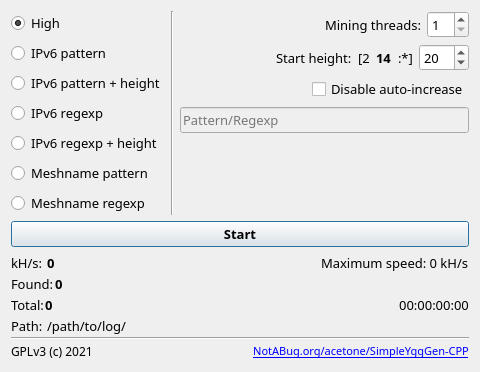
Before: the Qt Designer form src-qt/widget.ui in perguth/acetone-SimpleYggGen-CPP, drawn with Qt 5.
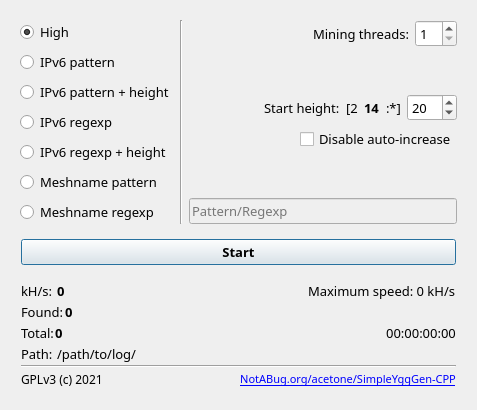
After: the same form once the commit is applied. Icons and pictures are not drawn.

Commit message: Ad banner upgraded (lol)

```diff
--- a/src-qt/widget.ui
+++ b/src-qt/widget.ui
@@ -6,16 +6,30 @@
    <rect>
     <x>0</x>
     <y>0</y>
-    <width>480</width>
-    <height>360</height>
+    <width>477</width>
+    <height>378</height>
    </rect>
   </property>
   <property name="windowTitle">
    <string>Widget</string>
   </property>
-  <layout class="QVBoxLayout" name="verticalLayout">
+  <layout class="QVBoxLayout" name="verticalLayout_4">
    <item>
-    <layout class="QHBoxLayout" name="horizontalLayout_11">
+    <widget class="QStackedWidget" name="stackedWidget">
+     <property name="enabled">
+      <bool>true</bool>
+     </property>
+     <property name="sizePolicy">
+      <sizepolicy hsizetype="Preferred" vsizetype="Preferred">
+       <horstretch>0</horstretch>
+       <verstretch>0</verstretch>
+      </sizepolicy>
+     </property>
+     <property name="currentIndex">
+      <number>0</number>
+     </property>
+     <widget class="QWidget" name="page">
+      <layout class="QHBoxLayout" name="horizontalLayout_8">
      <item>
       <layout class="QVBoxLayout" name="verticalLayout_3">
        <item>
@@ -122,7 +136,7 @@
       </widget>
      </item>
      <item>
-      <layout class="QVBoxLayout" name="verticalLayout_2">
+        <layout class="QVBoxLayout" name="verticalLayout">
        <item>
         <layout class="QHBoxLayout" name="horizontalLayout_2">
          <item>
@@ -172,6 +186,19 @@
          </item>
         </layout>
        </item>
+         <item>
+          <spacer name="verticalSpacer_2">
+           <property name="orientation">
+            <enum>Qt::Vertical</enum>
+           </property>
+           <property name="sizeHint" stdset="0">
+            <size>
+             <width>20</width>
+             <height>40</height>
+            </size>
+           </property>
+          </spacer>
+         </item>
        <item>
         <layout class="QHBoxLayout" name="horizontalLayout_3">
          <item>
@@ -298,6 +325,19 @@
          </item>
         </layout>
        </item>
+         <item>
+          <spacer name="verticalSpacer">
+           <property name="orientation">
+            <enum>Qt::Vertical</enum>
+           </property>
+           <property name="sizeHint" stdset="0">
+            <size>
+             <width>20</width>
+             <height>40</height>
+            </size>
+           </property>
+          </spacer>
+         </item>
        <item>
         <layout class="QHBoxLayout" name="horizontalLayout">
          <item>
@@ -324,24 +364,12 @@
          </item>
         </layout>
        </item>
-       <item>
-        <layout class="QHBoxLayout" name="horizontalLayout_8" stretch="0,0,0">
-         <property name="spacing">
-          <number>0</number>
-         </property>
-         <item>
-          <spacer name="horizontalSpacer_8">
-           <property name="orientation">
-            <enum>Qt::Horizontal</enum>
-           </property>
-           <property name="sizeHint" stdset="0">
-            <size>
-             <width>40</width>
-             <height>20</height>
-            </size>
-           </property>
-          </spacer>
-         </item>
+        </layout>
+       </item>
+      </layout>
+     </widget>
+     <widget class="QWidget" name="page_2">
+      <layout class="QVBoxLayout" name="verticalLayout_2">
          <item>
           <widget class="QLabel" name="label">
            <property name="toolTip">
@@ -353,33 +381,41 @@
            <property name="statusTip">
             <string/>
            </property>
+         <property name="autoFillBackground">
+          <bool>false</bool>
+         </property>
+         <property name="styleSheet">
+          <string notr="true">background-color: &quot;gray&quot;</string>
+         </property>
+         <property name="frameShape">
+          <enum>QFrame::NoFrame</enum>
+         </property>
            <property name="text">
             <string/>
            </property>
            <property name="pixmap">
             <pixmap resource="resources.qrc">:/banner.png</pixmap>
            </property>
+         <property name="scaledContents">
+          <bool>false</bool>
+         </property>
+         <property name="alignment">
+          <set>Qt::AlignCenter</set>
+         </property>
+        </widget>
+       </item>
+      </layout>
+     </widget>
           </widget>
          </item>
          <item>
-          <spacer name="horizontalSpacer_9">
-           <property name="orientation">
-            <enum>Qt::Horizontal</enum>
-           </property>
-           <property name="sizeHint" stdset="0">
-            <size>
-             <width>40</width>
-             <height>20</height>
-            </size>
-           </property>
-          </spacer>
-         </item>
-        </layout>
-       </item>
-      </layout>
-     </item>
-    </layout>
-   </item>
+    <layout class="QHBoxLayout" name="horizontalLayout_11">
+     <property name="leftMargin">
+      <number>10</number>
+     </property>
+     <property name="rightMargin">
+      <number>10</number>
+     </property>
    <item>
     <widget class="QPushButton" name="action">
      <property name="font">
@@ -401,11 +437,25 @@
      </property>
     </widget>
    </item>
+    </layout>
+   </item>
    <item>
-    <layout class="QVBoxLayout" name="verticalLayout_4">
+    <layout class="QVBoxLayout" name="statisticLayout">
      <property name="spacing">
       <number>1</number>
      </property>
+     <property name="leftMargin">
+      <number>10</number>
+     </property>
+     <property name="topMargin">
+      <number>10</number>
+     </property>
+     <property name="rightMargin">
+      <number>10</number>
+     </property>
+     <property name="bottomMargin">
+      <number>10</number>
+     </property>
      <item>
       <layout class="QHBoxLayout" name="horizontalLayout_4">
        <item>
```
Left out of the diff: 2 changed lines with no effect on the pictures. Lines whose indentation alone changed are shown as unchanged. The commit also changes 1 other file.
